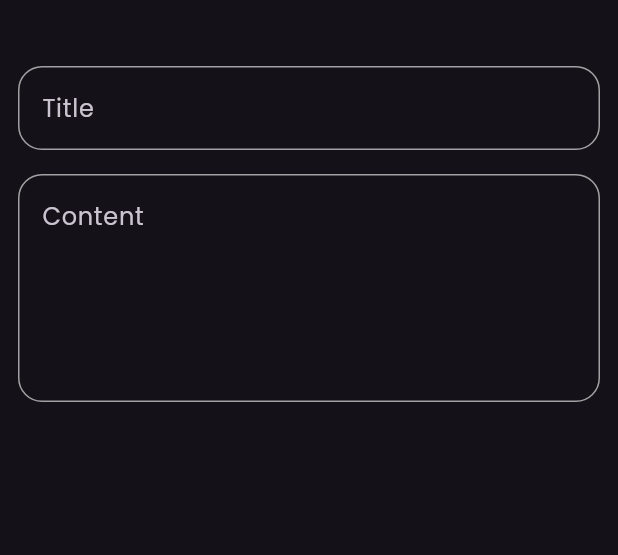
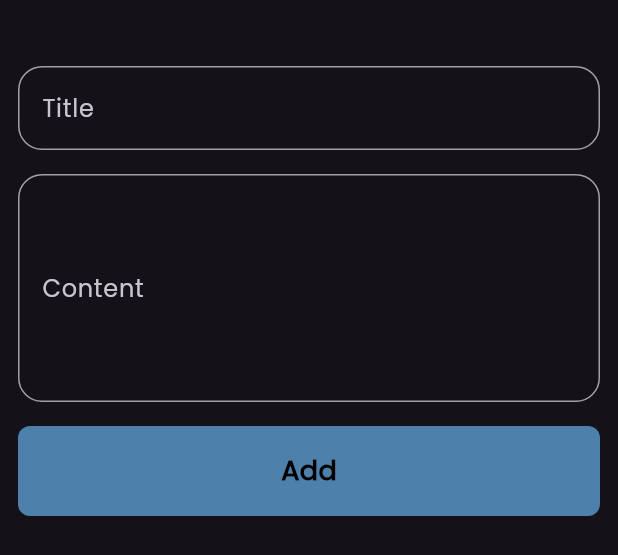
Before and after one commit to Mohamed-Dawood9/notes_app, a Flutter app: the AddNoteModalBottom widget shown alone on an empty page, opened directly, on a phone screen of 412 x 824 dp. Shown: the top 555 px of the screen. Run offline on Flutter 3.47's test engine with Material 3 defaults, Android fonts, the phone set to English and light mode, and no system bars.

Commit message:
Create CustomButton

```diff
--- a/lib/widgets/add_note_modal_button.dart
+++ b/lib/widgets/add_note_modal_button.dart
@@ -1,4 +1,5 @@
 import 'package:flutter/material.dart';
+import 'package:notes_app/widgets/custom_button.dart';
 
 import 'package:notes_app/widgets/custom_text_field.dart';
 
@@ -7,20 +8,29 @@ class AddNoteModalBottom extends StatelessWidget {
 
   @override
   Widget build(BuildContext context) {
-    return const Padding(
-      padding: EdgeInsets.all(12),
+    return Padding(
+      padding: const EdgeInsets.all(12),
+      child: SingleChildScrollView(
         child: Column(
           children: [
-          SizedBox(height: 32),
-          CustomTextField(hint: "Title"),
-          SizedBox(
+            const SizedBox(height: 32),
+            const CustomTextField(hint: "Title"),
+            const SizedBox(
               height: 16,
             ),
-          CustomTextField(
-            hint: "Content",
+            const CustomTextField(
+              hint: "\n\nContent\n\n",
               maxLines: 5,
+            ),
+            const SizedBox(
+              height: 16,
+            ),
+            CustomButton(title: "Add"),
+           const SizedBox(
+              height: 32,
             )
           ],
+        ),
       ),
     );
   }
--- /dev/null
+++ b/lib/widgets/custom_button.dart
@@ -0,0 +1,32 @@
+import 'package:flutter/material.dart';
+import 'package:notes_app/consts/consts.dart';
+
+// ignore: must_be_immutable
+class CustomButton extends StatelessWidget {
+  CustomButton({super.key, required this.title, this.ontap});
+  String title;
+  VoidCallback? ontap;
+  @override
+  Widget build(BuildContext context) {
+    return GestureDetector(
+      onTap: ontap,
+      child: Container(
+        height: 60,
+        width: MediaQuery.of(context).size.width,
+        decoration: BoxDecoration(
+          borderRadius: BorderRadius.circular(8),
+          color: kPrimaryColor,
+        ),
+        child: Center(
+            child: Text(
+          title,
+          style: const TextStyle(
+            fontSize: 18,
+            fontWeight: FontWeight.w600,
+            color: kTextColor,
+          ),
+        )),
+      ),
+    );
+  }
+}
--- a/lib/widgets/custom_text_field.dart
+++ b/lib/widgets/custom_text_field.dart
@@ -2,7 +2,7 @@ import 'package:flutter/material.dart';
 import 'package:notes_app/consts/consts.dart';
 
 class CustomTextField extends StatelessWidget {
-  const CustomTextField({super.key, required this.hint,  this.maxLines =1});
+  const CustomTextField({super.key, required this.hint, this.maxLines = 1});
 
   final String hint;
   final int maxLines;
@@ -12,8 +12,7 @@ class CustomTextField extends StatelessWidget {
       maxLines: maxLines,
       cursorColor: kPrimaryColor,
       decoration: InputDecoration(
-        hintText: hint,
-
+        hintText:hint,
         border: buildBorder(),
         enabledBorder: buildBorder(),
         focusedBorder: buildBorder(kPrimaryColor),
```
Lines whose indentation alone changed are shown as unchanged.
